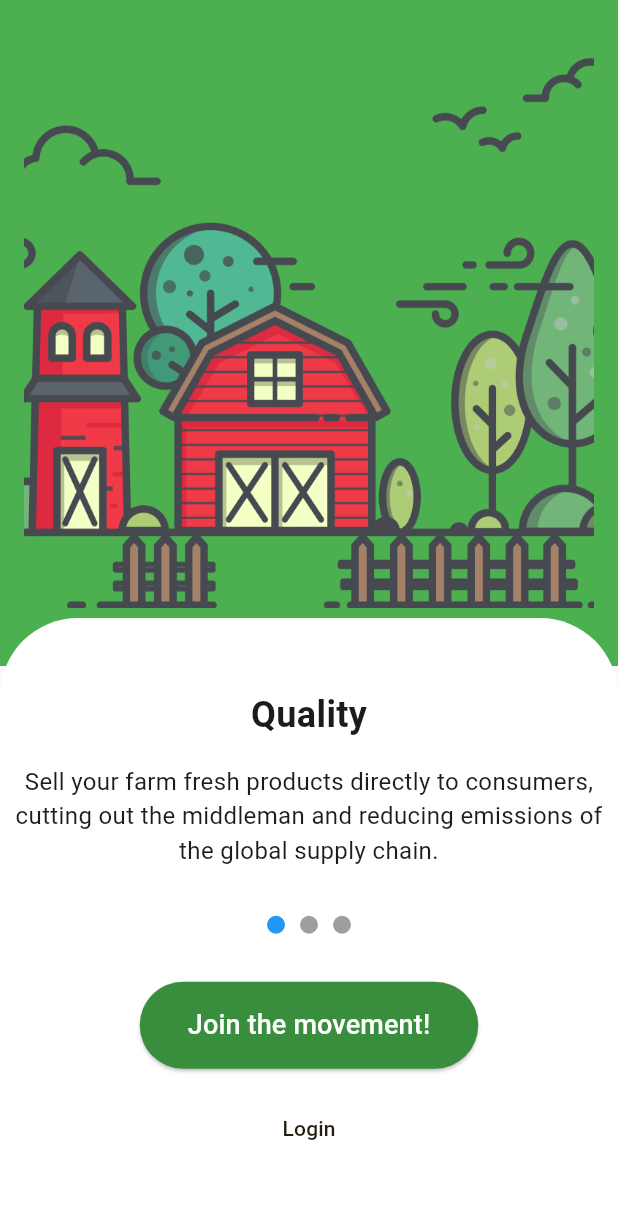
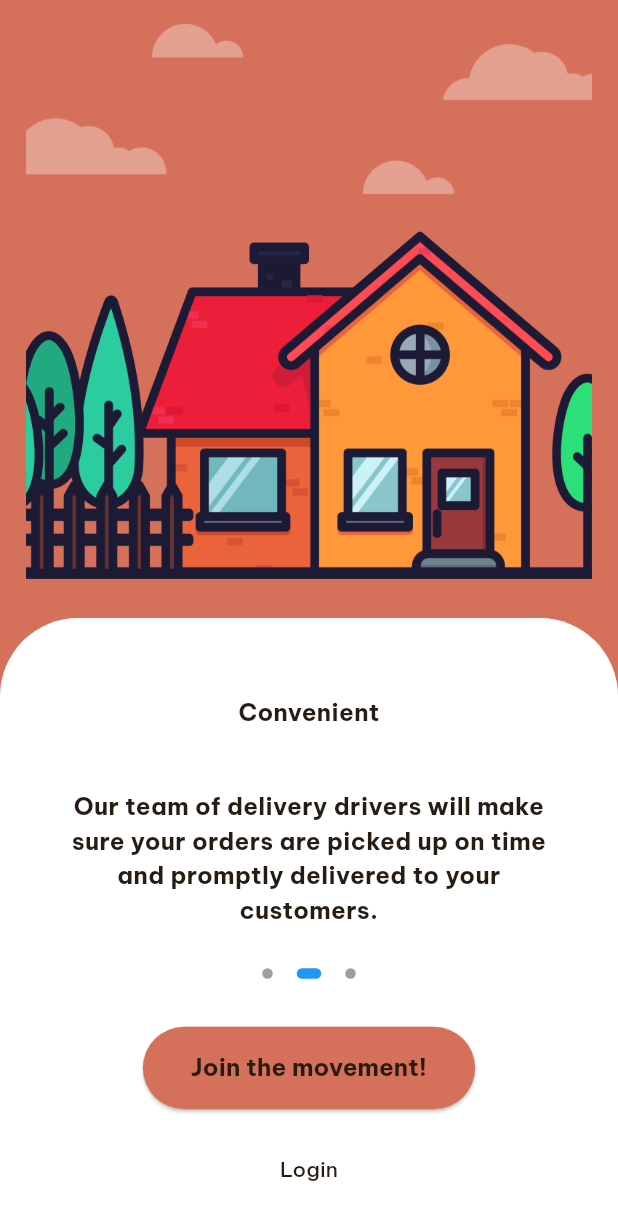
Before and after one commit to nitin1359/api_test, a Flutter app: the screen it shows after launch, on a phone screen of 412 x 824 dp. Shown: the top 1220 px of the screen. Run offline on Flutter 3.47's test engine with Material 3 defaults, Android fonts, the phone set to English and light mode, and no system bars; our stand-ins replace get, google_fonts.

Commit message:
all good till here

```diff
--- a/lib/controllers/onboarding_controller.dart
+++ b/lib/controllers/onboarding_controller.dart
@@ -1,9 +1,11 @@
 import 'package:api_test/models/onboarding_page_model.dart';
 import 'package:get/get.dart';
 import 'package:flutter/material.dart';
+import 'dart:async';
 
 class OnboardingController extends GetxController {
   var currentPage = 0.obs;
+  late Timer _timer;
 
   final List<OnboardingPageModel> pages = [
     OnboardingPageModel(
@@ -11,30 +13,50 @@ class OnboardingController extends GetxController {
       description:
           'Sell your farm fresh products directly to consumers, cutting out the middleman and reducing emissions of the global supply chain.',
       imageAsset: 'assets/images/onboarding1.png',
-      bgColor: Colors.green,
-      buttonColor: Colors.green.shade700,
+      bgColor: const Color(0xff5EA25F),
+      buttonColor: const Color(0xff5EA25F),
     ),
     OnboardingPageModel(
       title: 'Convenient',
       description:
           'Our team of delivery drivers will make sure your orders are picked up on time and promptly delivered to your customers.',
       imageAsset: 'assets/images/onboarding2.png',
-      bgColor: Colors.orange,
-      buttonColor: Colors.orange.shade700,
+      bgColor: const Color(0xffD5715B),
+      buttonColor: const Color(0xffD5715B),
     ),
     OnboardingPageModel(
       title: 'Local',
       description:
           'We love the earth and know you do too! Join us in reducing our local carbon footprint one order at a time.',
       imageAsset: 'assets/images/onboarding3.png',
-      bgColor: Colors.yellow,
-      buttonColor: Colors.yellow.shade700,
+      bgColor: const Color(0xffF8C569),
+      buttonColor: const Color(0xffF8C569),
     ),
   ];
+
+  @override
+  void onInit() {
+    super.onInit();
+    _startAutoScroll();
+  }
+
+  void _startAutoScroll() {
+    _timer = Timer.periodic(const Duration(seconds: 5), (Timer timer) {
+      nextPage();
+    });
+  }
 
   void nextPage() {
     if (currentPage.value < pages.length - 1) {
       currentPage.value++;
+    } else {
+      currentPage.value = 0; // Reset to the first page
     }
   }
+
+  @override
+  void onClose() {
+    _timer.cancel();
+    super.onClose();
+  }
 }
--- a/lib/main.dart
+++ b/lib/main.dart
@@ -2,6 +2,7 @@ import 'package:api_test/controllers/auth_controller.dart';
 import 'package:api_test/screens/onboarding_screen.dart';
 import 'package:flutter/material.dart';
 import 'package:get/get.dart';
+import 'package:google_fonts/google_fonts.dart';
 
 void main() {
   runApp(const MyApp());
@@ -16,6 +17,9 @@ class MyApp extends StatelessWidget {
       title: 'Api Test',
       theme: ThemeData(
         primarySwatch: Colors.blue,
+        textTheme: GoogleFonts.beVietnamProTextTheme(
+          Theme.of(context).textTheme,
+        ),
       ),
       home: OnboardingScreen(),
       initialBinding: BindingsBuilder(() {
--- a/lib/screens/onboarding_screen.dart
+++ b/lib/screens/onboarding_screen.dart
@@ -1,6 +1,7 @@
 import 'package:api_test/controllers/onboarding_controller.dart';
 import 'package:api_test/screens/login_screen.dart';
 import 'package:api_test/screens/signup_screen.dart';
+import 'package:api_test/utils/common_widgets.dart';
 import 'package:flutter/material.dart';
 import 'package:get/get.dart';
 
@@ -12,24 +13,33 @@ class OnboardingScreen extends StatelessWidget {
   @override
   Widget build(BuildContext context) {
     return Scaffold(
-      body: Expanded(
-        child: PageView.builder(
-          itemCount: controller.pages.length,
-          onPageChanged: (index) => controller.currentPage.value = index,
-          itemBuilder: (context, index) {
-            final page = controller.pages[index];
-            return Stack(
+      body: Stack(
         children: [
-                Container(
+          Positioned(
+            top: 0,
+            bottom: 0,
+            left: 0,
+            right: 0,
+            child: Obx(
+              () {
+                final page = controller.pages[controller.currentPage.value];
+                return Container(
                   color: page.bgColor,
                   child: Padding(
                     padding: const EdgeInsets.all(16.0),
                     child: SizedBox(
-                      height: MediaQuery.of(context).size.height * 0.5,
+                      height: MediaQuery.of(context).size.height * 0.5 - 19,
+                      child: Align(
+                        alignment: Alignment.topCenter,
                         child: Image.asset(
                           page.imageAsset,
+                          height: 370,
                         ),
                       ),
+                    ),
+                  ),
+                );
+              },
             ),
           ),
           Positioned(
@@ -45,36 +55,38 @@ class OnboardingScreen extends StatelessWidget {
                   topRight: Radius.circular(52),
                 ),
               ),
+              child: Obx(
+                () {
+                  final page = controller.pages[controller.currentPage.value];
+
+                  return Padding(
+                    padding: const EdgeInsets.symmetric(horizontal: 40.0),
                     child: Column(
                       mainAxisAlignment: MainAxisAlignment.center,
                       children: [
-                        Text(
-                          page.title,
-                          style: const TextStyle(
-                              fontSize: 24, fontWeight: FontWeight.bold),
-                        ),
-                        const SizedBox(height: 16),
-                        Text(
-                          page.description,
-                          textAlign: TextAlign.center,
-                          style: const TextStyle(fontSize: 16),
-                        ),
-                        const SizedBox(height: 32),
+                        const SizedBox(height: 31),
+                        customText(text: page.title),
+                        const SizedBox(height: 40),
+                        customText(text: page.description),
+                        const SizedBox(height: 27),
                         Obx(
                           () => Row(
                             mainAxisAlignment: MainAxisAlignment.center,
                             children: List.generate(
                               controller.pages.length,
-                              (index) => Container(
+                              (index) => AnimatedContainer(
+                                duration: const Duration(milliseconds: 300),
                                 margin:
-                                    const EdgeInsets.symmetric(horizontal: 5),
-                                width: 12,
-                                height: 12,
+                                    const EdgeInsets.symmetric(horizontal: 8),
+                                width: controller.currentPage.value == index
+                                    ? 16.33
+                                    : 7,
+                                height: 7,
                                 decoration: BoxDecoration(
                                   color: controller.currentPage.value == index
                                       ? Colors.blue
                                       : Colors.grey,
-                                  shape: BoxShape.circle,
+                                  borderRadius: BorderRadius.circular(46),
                                 ),
                               ),
                             ),
@@ -88,9 +100,8 @@ class OnboardingScreen extends StatelessWidget {
                                 horizontal: 32, vertical: 16),
                           ),
                           onPressed: () => Get.to(() => SignupScreen()),
-                          child: const Text(
-                            'Join the movement!',
-                            style: TextStyle(fontSize: 18, color: Colors.white),
+                          child: customText(
+                            text: 'Join the movement!',
                           ),
                         ),
                         const SizedBox(height: 16),
@@ -102,13 +113,13 @@ class OnboardingScreen extends StatelessWidget {
                         ),
                       ],
                     ),
-                  ),
-                ),
-              ],
                   );
                 },
               ),
             ),
+          ),
+        ],
+      ),
     );
   }
 }
--- /dev/null
+++ b/lib/utils/common_widgets.dart
@@ -0,0 +1,20 @@
+import 'package:flutter/material.dart';
+
+Widget customText({
+  required String text,
+  fontColor = const Color(0xff261C12),
+  double? size = 16,
+  FontWeight? weight = FontWeight.w400,
+  TextAlign? align = TextAlign.center,
+}) {
+  return Text(
+    text,
+    textAlign: align,
+    style: TextStyle(
+
+      color: fontColor,
+      fontSize: size,
+      fontWeight: FontWeight.bold,
+    ),
+  );
+}
--- a/pubspec.yaml
+++ b/pubspec.yaml
@@ -37,6 +37,7 @@ dependencies:
   cupertino_icons: ^1.0.8
   get: ^4.6.6
   shared_preferences: ^2.3.2
+  google_fonts: ^6.2.1
 
 dev_dependencies:
   flutter_test:
```
Also changed, not shown: pubspec.lock, 2 other files. Lines whose indentation alone changed are shown as unchanged.
